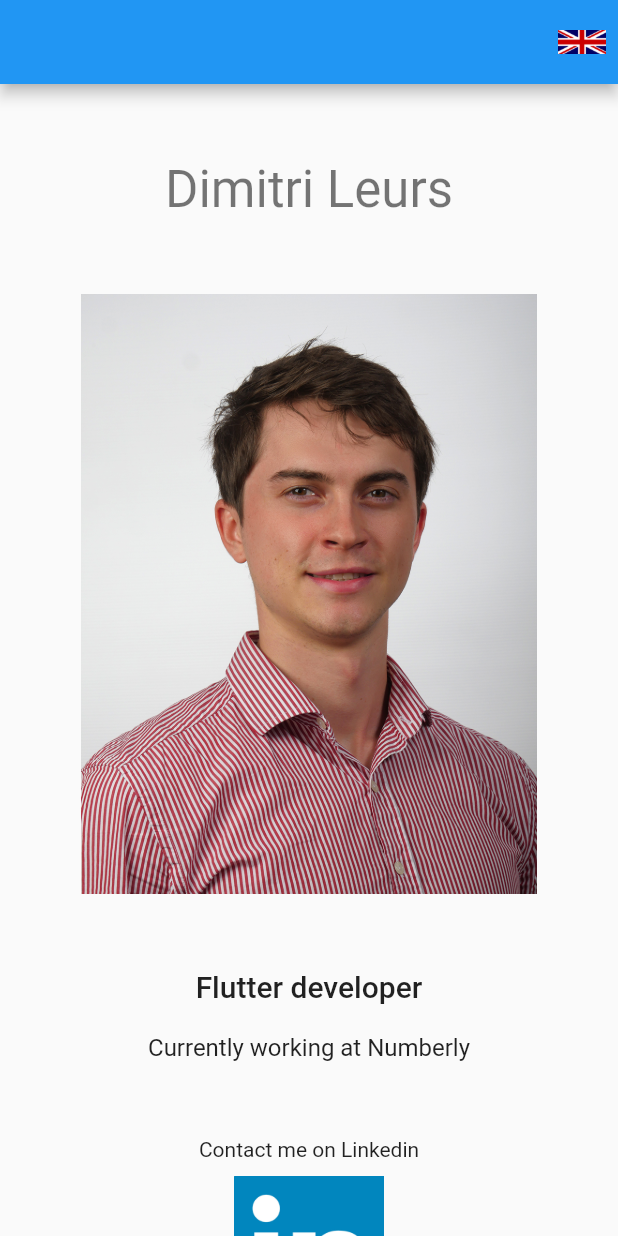
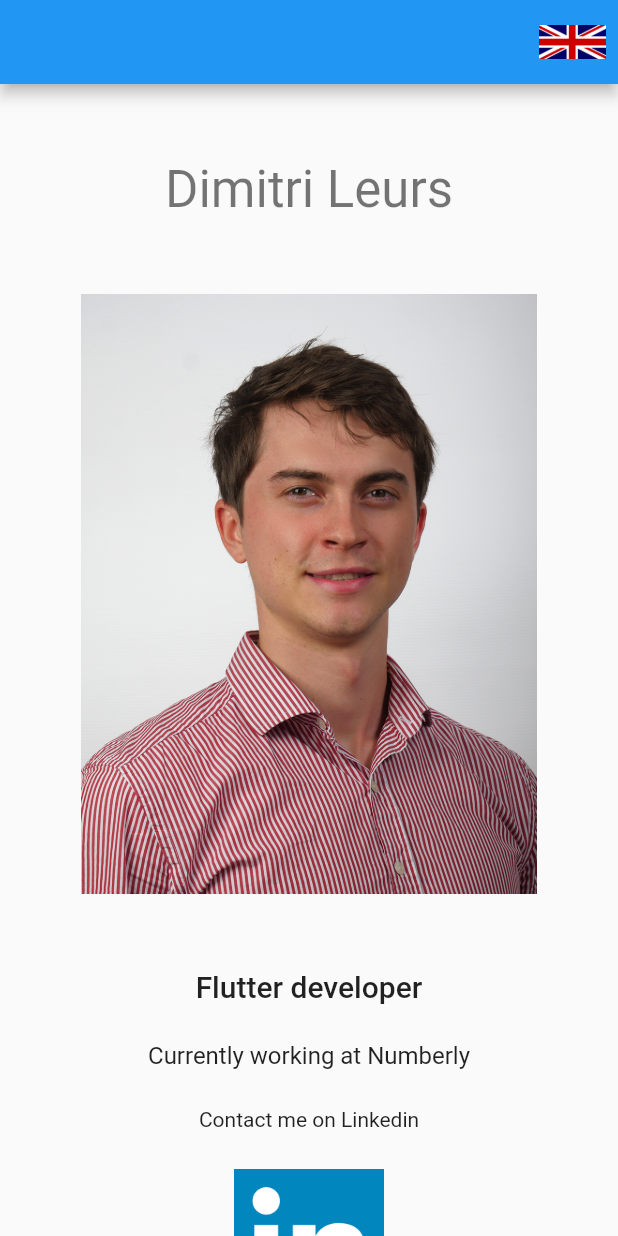
Before and after one commit to dleurs/personal-website, a Flutter app: the screen it shows after launch, on a phone screen of 412 x 824 dp. Run offline on Flutter 3.47's test engine with Material 2 defaults, Android fonts, the phone set to English and light mode, and no system bars; our stand-ins replace equatable.

Commit message:
Added beginning of responsive design

```diff
--- a/lib/l10n/intl_en.arb
+++ b/lib/l10n/intl_en.arb
@@ -2,12 +2,16 @@
   "@@locale": "en",
   "contact_me": "Contact me on Linkedin",
   "@contact_me": {},
+  "detail_welcoming": "Know me better",
+  "@detail_welcoming": {},
   "my_job_subtitle": "Currently working at Numberly",
   "@my_job_subtitle": {},
   "my_job_title": "Flutter developer",
   "@my_job_title": {},
   "my_name": "Dimitri Leurs",
   "@my_name": {},
+  "page_not_found": "Page not found",
+  "@page_not_found": {},
   "thank_you": "Thank you",
   "@thank_you": {}
 }
--- a/lib/l10n/intl_fr.arb
+++ b/lib/l10n/intl_fr.arb
@@ -2,12 +2,16 @@
   "@@locale": "fr",
   "contact_me": "Contactez moi sur Linkedin",
   "@contact_me": {},
+  "detail_welcoming": "Apprenez-en plus sur moi",
+  "@detail_welcoming": {},
   "my_job_subtitle": "Travail actuellement en CDI chez Numberly",
   "@my_job_subtitle": {},
   "my_job_title": "Développeur Flutter",
   "@my_job_title": {},
   "my_name": "Dimitri Leurs",
   "@my_name": {},
+  "page_not_found": "Page inconnue",
+  "@page_not_found": {},
   "thank_you": "Merci",
   "@thank_you": {}
 }
--- a/lib/ui/screens/home_screen.dart
+++ b/lib/ui/screens/home_screen.dart
@@ -2,7 +2,8 @@ import 'package:flutter/material.dart';
 import 'package:personal_website/generated/l10n.dart';
 import 'package:personal_website/navigation/app_config.dart';
 import 'package:personal_website/navigation/my_router_delegate.dart';
-import 'package:personal_website/ui/components/app_bar.dart';
+import 'package:personal_website/ui/screens/base_screen.dart';
+import 'package:personal_website/utils/constant.dart';
 import 'package:url_launcher/url_launcher.dart';
 
 class HomeScreen extends StatefulWidget {
@@ -14,7 +15,7 @@ class HomeScreen extends StatefulWidget {
   }
 }
 
-class _HomeScreenState extends State<HomeScreen> {
+class _HomeScreenState extends BaseScreenState<HomeScreen> {
   _launchURL() async {
     const url = 'https://www.linkedin.com/in/dimitri-leurs-666733130/';
     if (await canLaunch(url)) {
@@ -24,17 +25,8 @@ class _HomeScreenState extends State<HomeScreen> {
     }
   }
 
-  @override
-  Widget build(BuildContext context) {
-    return Scaffold(
-      appBar: AppBar(
-        actions: MyAppBar.buildActions(context: context),
-      ),
-      body: Center(
-        child: ListView(
-          //mainAxisAlignment: MainAxisAlignment.center,
-          children: [
-            SizedBox(height: 50),
+  List<Widget> nameAndPicture(BuildContext context) {
+    return [
       Center(
         child: Text(
           S.of(context).my_name,
@@ -46,30 +38,33 @@ class _HomeScreenState extends State<HomeScreen> {
         constraints: BoxConstraints(maxWidth: 400, maxHeight: 400),
         child: Image.asset('assets/images/Dimitri_Leurs_Numberly.jpg'),
       ),
-            SizedBox(height: 50),
+    ];
+  }
+
+  List<Widget> linkedinAndThank(BuildContext context) {
+    return [
       Center(
         child: Text(
           S.of(context).my_job_title,
           style: Theme.of(context).textTheme.headline6,
         ),
       ),
-            SizedBox(height: 20),
+      SizedBox(height: Const.mediumPadding),
       Center(
         child: Text(
           S.of(context).my_job_subtitle,
           style: TextStyle(
-                    fontSize:
-                        Theme.of(context).textTheme.headline6.fontSize * 0.8),
+              fontSize: Theme.of(context).textTheme.headline6.fontSize * 0.8),
         ),
       ),
-            SizedBox(height: 50),
+      SizedBox(height: Const.mediumPadding),
       Center(
         child: Text(
           S.of(context).contact_me,
           //style: Theme.of(context).textTheme.headline6,
         ),
       ),
-            SizedBox(height: 10),
+      SizedBox(height: Const.mediumPadding),
       GestureDetector(
           onTap: _launchURL,
           child: ConstrainedBox(
@@ -77,7 +72,7 @@ class _HomeScreenState extends State<HomeScreen> {
             child: Image.asset(
                 'assets/images/second_linkedin.jpg'), //Image.asset('assets/images/linkedin.jpg'),
           )),
-            SizedBox(height: 50),
+      SizedBox(height: Const.largePadding),
       Center(
         child: RaisedButton(
           onPressed: () {
@@ -89,14 +84,53 @@ class _HomeScreenState extends State<HomeScreen> {
           ),
         ),
       ),
-            SizedBox(height: 50),
+      SizedBox(height: Const.largePadding),
       ButtonBar(
         alignment: MainAxisAlignment.center,
         children: [],
       ),
-          ],
+    ];
+  }
+
+  @override
+  Widget buildLargeScreen(BuildContext context) {
+    return Center(
+      child: ListView(
+          //mainAxisAlignment: MainAxisAlignment.center,
+          children: [
+            SizedBox(height: Const.largePadding),
+            Row(children: [
+              Expanded(
+                flex: 1,
+                child: Center(
+                  child: Column(
+                    children: nameAndPicture(context),
                   ),
                 ),
+              ),
+              SizedBox(height: Const.largePadding),
+              Expanded(
+                flex: 1,
+                child: Center(
+                  child: Column(children: linkedinAndThank(context)),
+                ),
+              ),
+            ]),
+          ]),
+    );
+  }
+
+  @override
+  Widget buildSmallScreen(BuildContext context) {
+    return Center(
+      child: ListView(
+          //mainAxisAlignment: MainAxisAlignment.center,
+          children: [
+            SizedBox(height: Const.largePadding),
+            ...nameAndPicture(context),
+            SizedBox(height: Const.largePadding),
+            ...linkedinAndThank(context),
+          ]),
     );
   }
 }
--- a/lib/ui/screens/settings_language_screen.dart
+++ b/lib/ui/screens/settings_language_screen.dart
@@ -2,6 +2,7 @@ import 'package:flutter/material.dart';
 import 'package:personal_website/generated/l10n.dart';
 import 'package:personal_website/navigation/app_config.dart';
 import 'package:personal_website/navigation/my_router_delegate.dart';
+import 'package:personal_website/ui/screens/base_screen.dart';
 
 class SettingsLanguageScreen extends StatefulWidget {
   static AppConfig getConfig() {
@@ -12,12 +13,11 @@ class SettingsLanguageScreen extends StatefulWidget {
   _SettingsLanguageScreenState createState() => _SettingsLanguageScreenState();
 }
 
-class _SettingsLanguageScreenState extends State<SettingsLanguageScreen> {
+class _SettingsLanguageScreenState
+    extends BaseScreenState<SettingsLanguageScreen> {
   @override
-  Widget build(BuildContext context) {
-    return Scaffold(
-      appBar: AppBar(),
-      body: Center(
+  Widget buildLargeScreen(BuildContext context) {
+    return Center(
       child: Column(
         mainAxisAlignment: MainAxisAlignment.center,
         children: [
@@ -110,7 +110,11 @@ class _SettingsLanguageScreenState extends State<SettingsLanguageScreen> {
           )
         ],
       ),
-      ),
     );
   }
+
+  @override
+  Widget buildSmallScreen(BuildContext context) {
+    return buildLargeScreen(context);
   }
+}
--- a/lib/ui/screens/unknown_screen.dart
+++ b/lib/ui/screens/unknown_screen.dart
@@ -1,21 +1,30 @@
 import 'package:flutter/material.dart';
+import 'package:personal_website/generated/l10n.dart';
 import 'package:personal_website/navigation/app_config.dart';
+import 'package:personal_website/ui/screens/base_screen.dart';
 
-class UnknownScreen extends StatelessWidget {
+class UnknownScreen extends StatefulWidget {
   static AppConfig getConfig() {
     return AppConfig(uri: Uri(path: "/unknown"));
   }
 
   @override
-  Widget build(BuildContext context) {
-    return Scaffold(
-      appBar: AppBar(),
-      body: Center(
-        child: Text(
-          "Page not found",
-          style: Theme.of(context).textTheme.headline4,
-        ),
+  _UnknownScreenState createState() => _UnknownScreenState();
+}
+
+class _UnknownScreenState extends BaseScreenState<UnknownScreen> {
+  @override
+  Widget buildLargeScreen(BuildContext context) {
+    return Center(
+      child: Text(
+        S.of(context).page_not_found,
+        style: Theme.of(context).textTheme.headline4,
       ),
     );
   }
+
+  @override
+  Widget buildSmallScreen(BuildContext context) {
+    return buildLargeScreen(context);
+  }
 }
--- /dev/null
+++ b/lib/utils/constant.dart
@@ -0,0 +1,8 @@
+class Const {
+  static const double actionNavBarIconSize = 45.0;
+
+  static const double largePadding = 50.0;
+  static const double mediumPadding = 25.0;
+
+  static const double largeScreen = 800.0;
+}
```
Also changed, not shown: lib/l10n/intl_ru.arb (+9 -5 lines), lib/ui/components/app_bar.dart (+7 -1 lines), lib/ui/screens/base_screen.dart (added, +142 -0 lines), lib/ui/screens/detail_screen.dart (+11 -7 lines), pubspec.yaml (+2 -44 lines), lib/generated/intl/messages_en.dart, lib/generated/intl/messages_fr.dart, lib/generated/intl/messages_ru.dart, lib/generated/l10n.dart, lib/utils/responsive.dart (added). Lines whose indentation alone changed are shown as unchanged.
